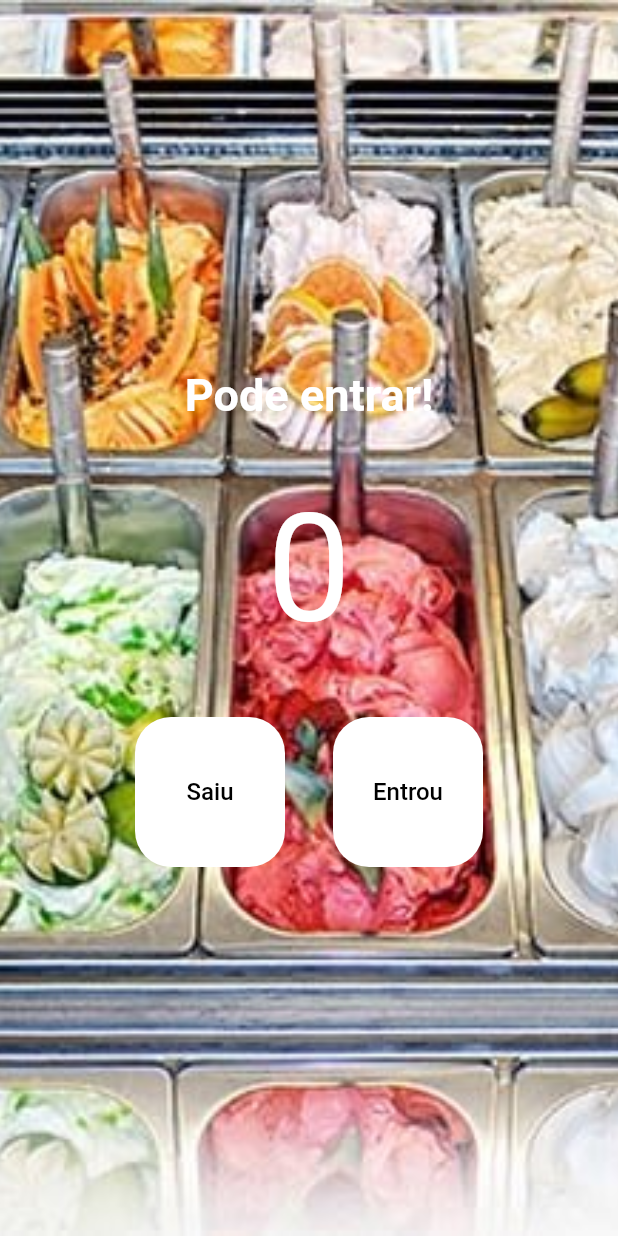
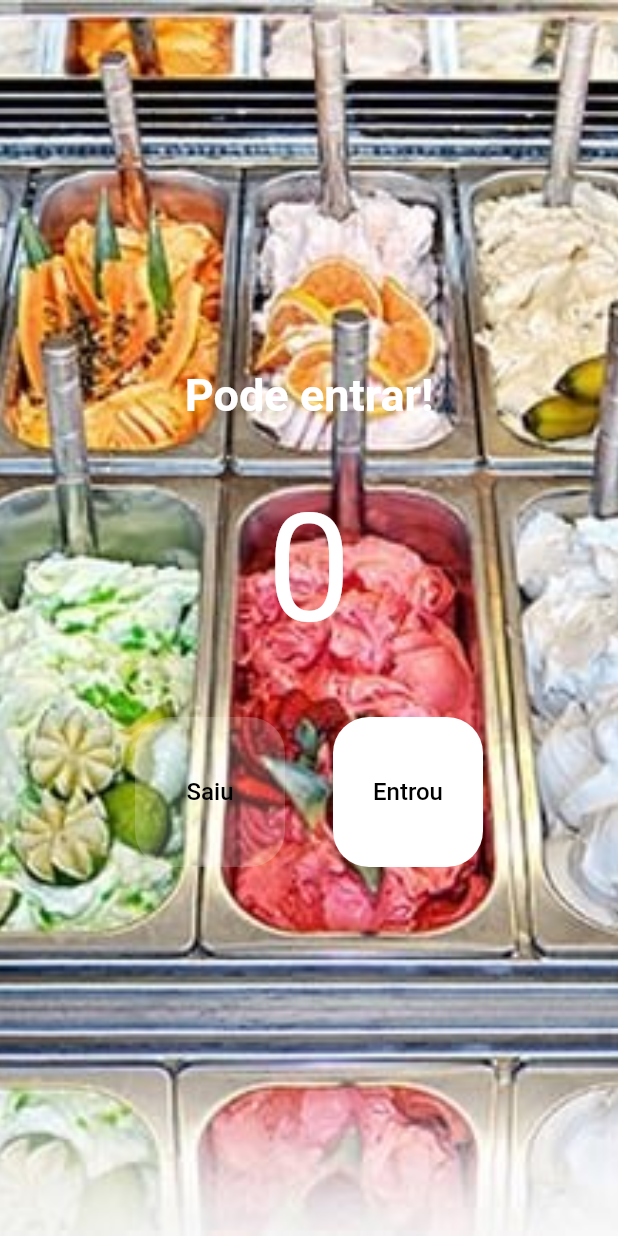
Before and after one commit to anderson-suga/criacao_de_apps_com_flutter, a Flutter app: the screen it shows after launch, on a phone screen of 412 x 824 dp. Run offline on Flutter 3.47's test engine with Material 2 defaults, Android fonts, the phone set to English and light mode, and no system bars.

Commit message:
Aula 79. Ajustes Finais

```diff
--- a/Secao_10_Flutter001_-_App_Contador_de_Pessoas/contador/lib/main.dart
+++ b/Secao_10_Flutter001_-_App_Contador_de_Pessoas/contador/lib/main.dart
@@ -38,6 +38,10 @@ class _HomePageState extends State<HomePage> {
     });
   }
 
+  bool get isEmpty => count == 0;
+
+  bool get isFull => count == 20;
+
   @override
   Widget build(BuildContext context) {
     return Scaffold(
@@ -52,9 +56,9 @@ class _HomePageState extends State<HomePage> {
         child: Column(
           mainAxisAlignment: MainAxisAlignment.center,
           children: [
-            const Text(
-              "Pode entrar!",
-              style: TextStyle(
+            Text(
+              isFull ? "Lotado!!" : "Pode entrar!",
+              style: const TextStyle(
                 fontSize: 30,
                 color: Colors.white,
                 fontWeight: FontWeight.w700,
@@ -64,9 +68,9 @@ class _HomePageState extends State<HomePage> {
               padding: const EdgeInsets.all(40),
               child: Text(
                 count.toString(),
-                style: const TextStyle(
+                style: TextStyle(
                   fontSize: 100,
-                  color: Colors.white,
+                  color: isFull ? Colors.red : Colors.white,
                 ),
               ),
             ),
@@ -74,9 +78,10 @@ class _HomePageState extends State<HomePage> {
               mainAxisAlignment: MainAxisAlignment.center,
               children: [
                 TextButton(
-                  onPressed: decrement,
+                  onPressed: isEmpty ? null : decrement,
                   style: TextButton.styleFrom(
-                    backgroundColor: Colors.white,
+                    backgroundColor:
+                        isEmpty ? Colors.white.withOpacity(0.2) : Colors.white,
                     fixedSize: const Size(100, 100),
                     primary: Colors.black,
                     shape: RoundedRectangleBorder(
@@ -95,9 +100,10 @@ class _HomePageState extends State<HomePage> {
                   width: 32,
                 ),
                 TextButton(
-                  onPressed: increment,
+                  onPressed: isFull ? null : increment,
                   style: TextButton.styleFrom(
-                    backgroundColor: Colors.white,
+                    backgroundColor:
+                        isFull ? Colors.white.withOpacity(0.2) : Colors.white,
                     fixedSize: const Size(100, 100),
                     primary: Colors.black,
                     shape: RoundedRectangleBorder(
```
